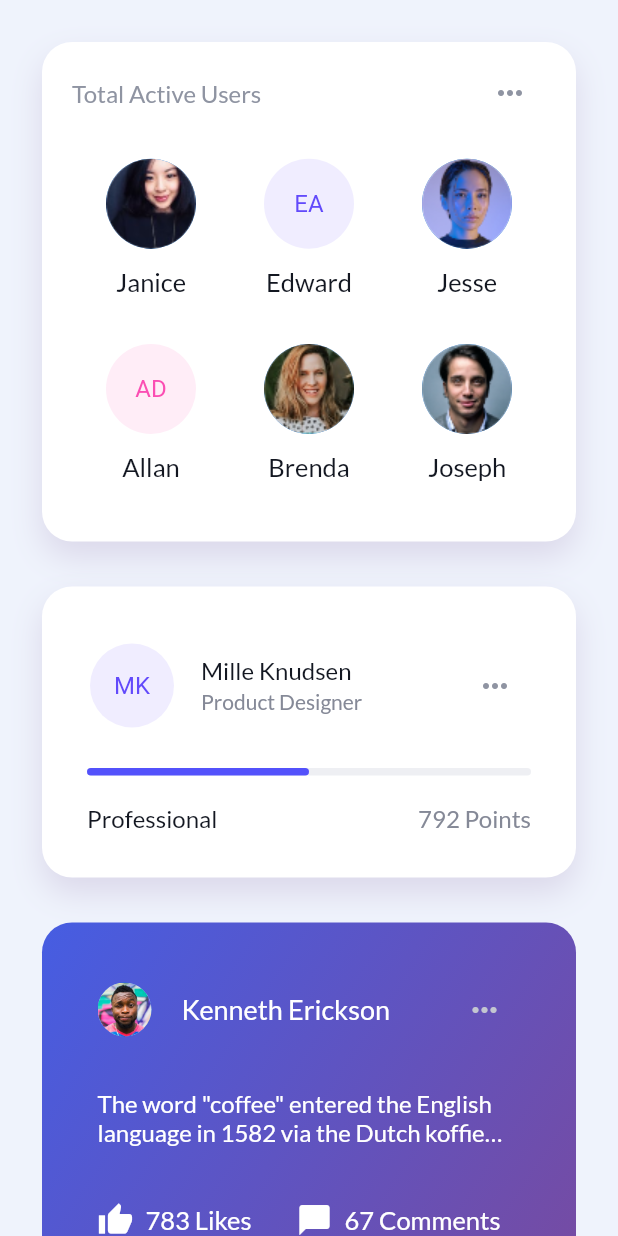
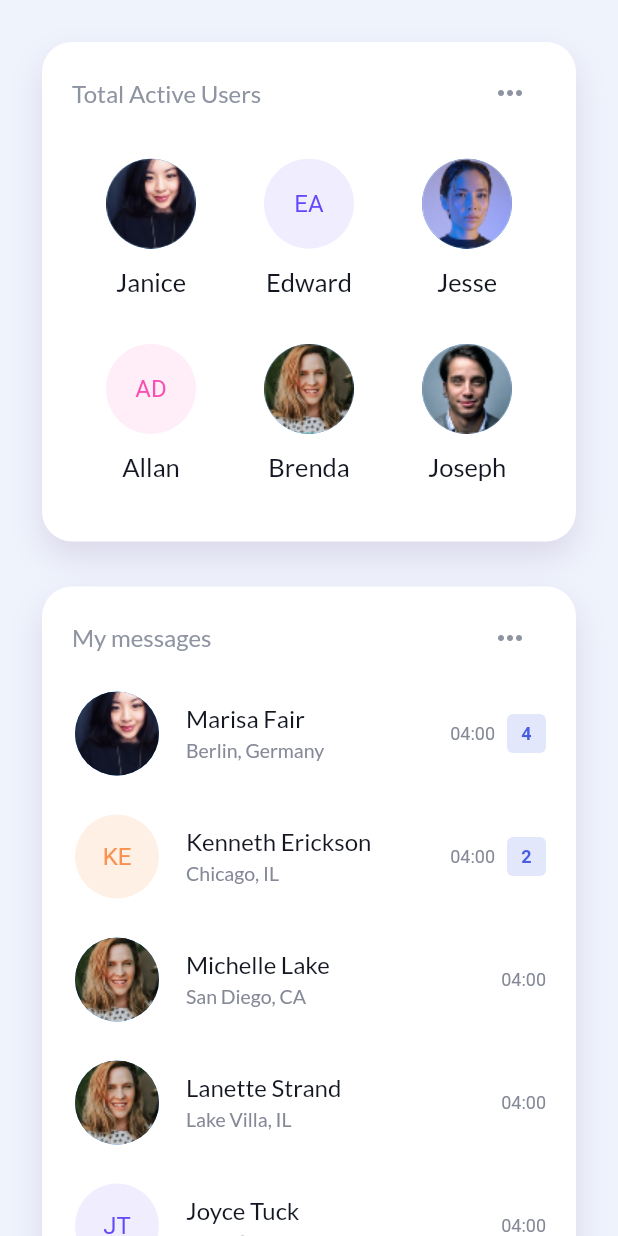
Before and after one commit to yaymalaga/flutter_experiments, a Flutter app: the screen it shows after launch, on a phone screen of 412 x 824 dp. Run offline on Flutter 3.47's test engine with Material 2 defaults, Android fonts, the phone set to English and light mode, and no system bars; our stand-ins replace google_fonts.

Commit message:
Add Card2

```diff
--- /dev/null
+++ b/lib/cards/card2/card2.dart
@@ -0,0 +1,79 @@
+import 'package:cards_ui/components/header.dart';
+import 'package:cards_ui/components/simple_card.dart';
+import 'package:cards_ui/components/user_avatar.dart';
+import 'package:cards_ui/utils/users.dart';
+import 'package:flutter/material.dart';
+
+class Card2 extends StatelessWidget {
+  final List<String> people = [
+    "marisa",
+    "kenneth2",
+    "michelle",
+    "lanette",
+    "joyce",
+    "troy"
+  ];
+
+  @override
+  Widget build(BuildContext context) {
+    return SimpleCard(
+      height: 575,
+      child: Column(
+        children: [
+          Header(
+            titleColor: Color(0xff8f94a2),
+            title: "My messages",
+          ),
+          for (var i = 0; i < people.length; i++) ...[
+            Header(
+              avatar: UserAvatar(
+                radius: 30,
+                user: usersData[people[i]],
+              ),
+              title: usersData[people[i]].fullName,
+              titleColor: Color(0xff131721),
+              titleSize: 16,
+              titleWeight: FontWeight.w500,
+              subtitle: usersData[people[i]].subtitle,
+              subtitleColor: Color(0xff858997),
+              subtitleSize: 13,
+              trailing: Row(
+                mainAxisSize: MainAxisSize.min,
+                children: [
+                  Text(
+                    "04:00",
+                    style: TextStyle(
+                      color: Color(0xff858997),
+                      fontSize: 12,
+                    ),
+                  ),
+                  if (usersData[people[i]].notifications != null)
+                    Container(
+                      margin: EdgeInsets.only(left: 8),
+                      height: 26,
+                      width: 26,
+                      decoration: BoxDecoration(
+                        color: Color(0xffe3e7fb),
+                        borderRadius: BorderRadius.circular(4),
+                      ),
+                      child: Center(
+                        child: Text(
+                          "${usersData[people[i]].notifications}",
+                          style: TextStyle(
+                            color: Color(0xff465de2),
+                            fontSize: 12,
+                            fontWeight: FontWeight.bold,
+                          ),
+                        ),
+                      ),
+                    ),
+                ],
+              ),
+            ),
+            if (i != people.length - 1) SizedBox(height: 10),
+          ],
+        ],
+      ),
+    );
+  }
+}
--- a/lib/main.dart
+++ b/lib/main.dart
@@ -1,4 +1,5 @@
 import 'package:cards_ui/cards/card1/card1.dart';
+import 'package:cards_ui/cards/card2/card2.dart';
 import 'package:cards_ui/cards/card3/card3.dart';
 import 'package:cards_ui/cards/card4/card4.dart';
 import 'package:cards_ui/cards/card5/card5.dart';
@@ -36,6 +37,8 @@ class HomePage extends StatelessWidget {
           children: [
             Card1(),
             SizedBox(height: 30),
+            Card2(),
+            SizedBox(height: 30),
             Card3(),
             SizedBox(height: 30),
             Card4(),
--- a/lib/utils/users.dart
+++ b/lib/utils/users.dart
@@ -5,6 +5,7 @@ class User {
   final String nameMiniature;
   final String pathMiniature;
   final String subtitle;
+  final int notifications;
   final Color letterColor;
   final Color backgroundColor;
 
@@ -12,6 +13,7 @@ class User {
     this.fullName = "AA",
     this.nameMiniature = "AA",
     this.subtitle,
+    this.notifications,
     this.letterColor = Colors.white,
     this.backgroundColor = Colors.black,
     this.pathMiniature,
@@ -65,6 +67,7 @@ final Map<String, User> usersData = {
     fullName: "Marisa Fair",
     pathMiniature: "assets/janice.png",
     subtitle: "Berlin, Germany",
+    notifications: 4,
   ),
   "kenneth2": User(
     fullName: "Kenneth Erickson",
@@ -72,6 +75,7 @@ final Map<String, User> usersData = {
     backgroundColor: Color(0xfffff0e6),
     nameMiniature: "KE",
     subtitle: "Chicago, IL",
+    notifications: 2,
   ),
   "michelle": User(
     fullName: "Michelle Lake",
```
